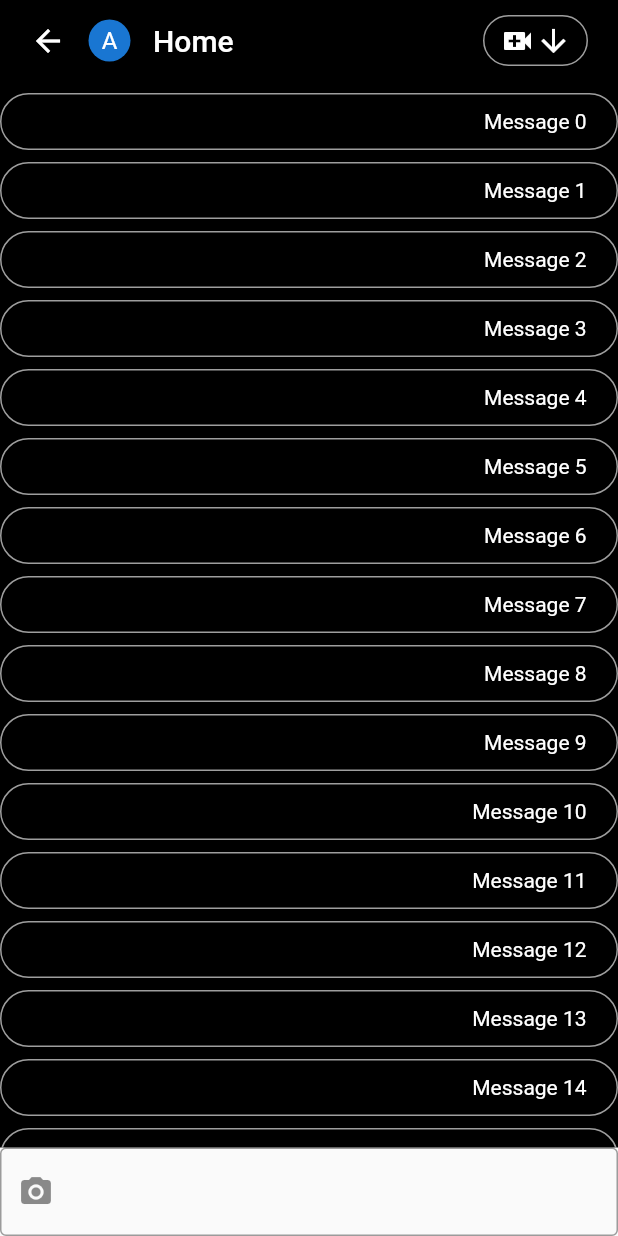
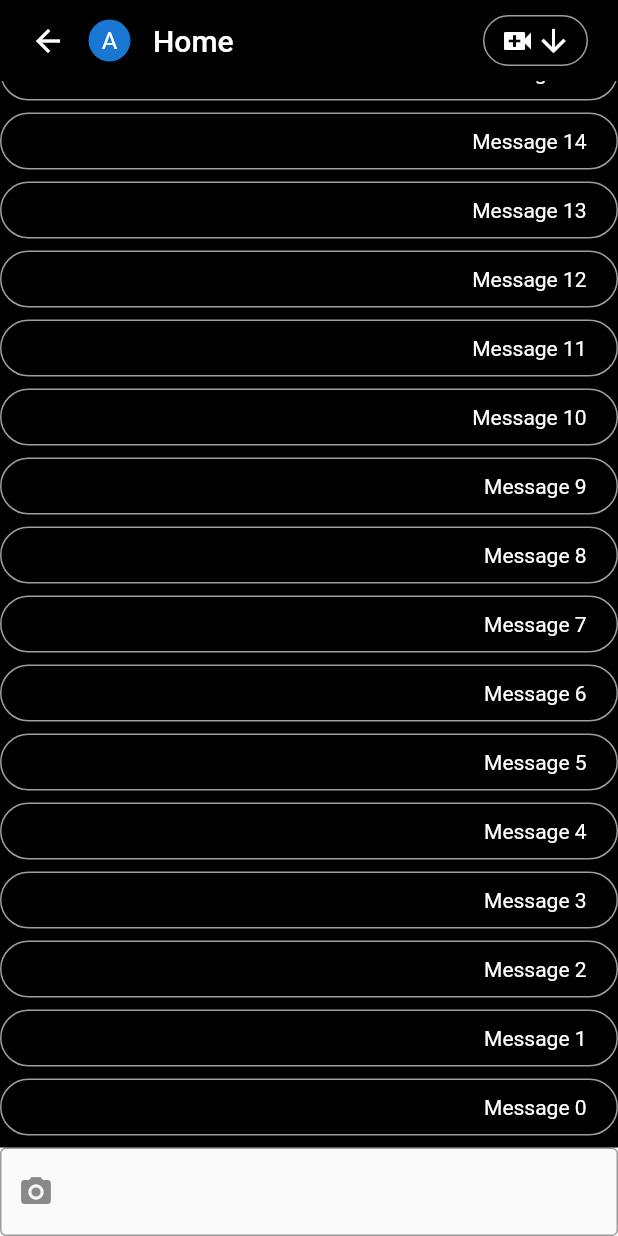
Before and after one commit to sudeepthapa/learning-flutter, a Flutter app: the screen it shows after launch, on a phone screen of 412 x 824 dp. Run offline on Flutter 3.47's test engine with Material 2 defaults, Android fonts, the phone set to English and light mode, and no system bars.

Commit message:
design fix

```diff
--- a/lib/screens/home_page.dart
+++ b/lib/screens/home_page.dart
@@ -25,11 +25,11 @@ class _HomePageState extends State<HomePage> {
           Expanded(
             child: Container(
               color: Colors.black,
-              child: ListView.builder(shrinkWrap: true, itemCount: 20, itemBuilder: (context, index){
+              child: ListView.builder(reverse: true, itemCount: 20, itemBuilder: (context, index){
                 return Container(
                   width: 100,
                   alignment: Alignment.centerRight,
-                  margin: EdgeInsets.only(top: 8),
+                  margin: EdgeInsets.only(bottom: 8),
                   padding: EdgeInsets.symmetric(horizontal: 20, vertical: 10),
                   decoration: BoxDecoration(
                     borderRadius: BorderRadius.circular(20),
```
